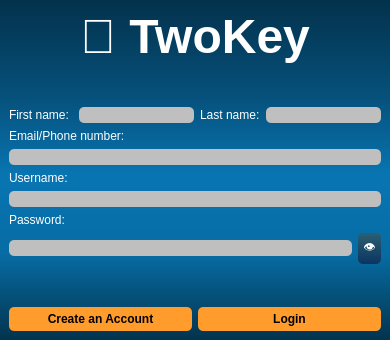
First picture: the form in Desktop App/GUI/TwoKey/createaccount.ui, repository Satharus/TwoKey, before the edit.
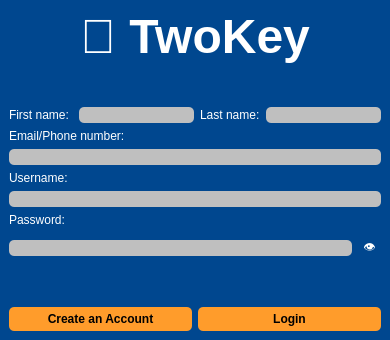
Second picture: the form after the edit.

Commit message: Removed color gradient from windows' backgrounds. QListWidget, QComboBox still need fixing. Windows are not connected yet

```diff
--- a/Desktop App/GUI/TwoKey/createaccount.ui
+++ b/Desktop App/GUI/TwoKey/createaccount.ui
@@ -16,9 +16,8 @@
   <property name="styleSheet">
    <string notr="true">QWidget
 {
-	background-color: qlineargradient(spread:repeat, x1:1, y1:0, x2:1, y2:1, stop:0.00480769 rgba(3, 50, 76, 255),stop:0.293269 rgba(6, 82, 125, 255),stop:0.514423 rgba(8, 117, 178, 255),stop:0.745192 rgba(7, 108, 164, 255),stop:1 rgba(3, 51, 77, 255));
+	background-color: #00478f;
 	color: #000000;
-
 }</string>
   </property>
   <widget class="QWidget" name="centralwidget">
@@ -229,7 +228,7 @@
       <item>
        <widget class="QPushButton" name="showpassword_button">
         <property name="styleSheet">
-         <string notr="true">	background-color: qlineargradient(spread:pad, x1:1, y1:0, x2:1, y2:1, stop:0 rgba(42, 95, 113, 255),stop:1 rgba(12, 53, 97, 255));
+         <string notr="true">	background-color: #00478f;
 	color: #fff;
 	border: 0px;
 	border-radius: 5px;
```
The commit also changes 13 other files.
